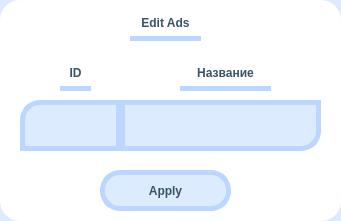
First picture: the form in CRM/editUI/editVendor.ui, repository Plnguins/CRM, before the edit.
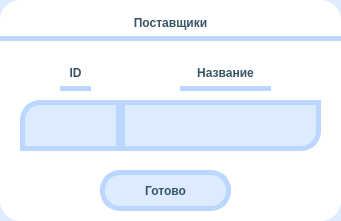
Second picture: the form after the edit.

Commit message: Исправлен интерфейс

The edit to the form file:
```diff
--- a/CRM/editUI/editVendor.ui
+++ b/CRM/editUI/editVendor.ui
@@ -119,7 +119,7 @@
  }</string>
    </property>
    <property name="text">
-    <string>Apply</string>
+    <string>Готово</string>
    </property>
   </widget>
   <widget class="QLabel" name="IDEnter">
@@ -188,9 +188,9 @@
   <widget class="QLabel" name="tableName">
    <property name="geometry">
     <rect>
-     <x>130</x>
+     <x>0</x>
      <y>10</y>
-     <width>71</width>
+     <width>341</width>
      <height>31</height>
     </rect>
    </property>
@@ -204,7 +204,7 @@
 	border-right: transparent;</string>
    </property>
    <property name="text">
-    <string>Edit Ads</string>
+    <string>Поставщики</string>
    </property>
    <property name="alignment">
     <set>Qt::AlignCenter</set>
```
The commit also changes 4 other files.
